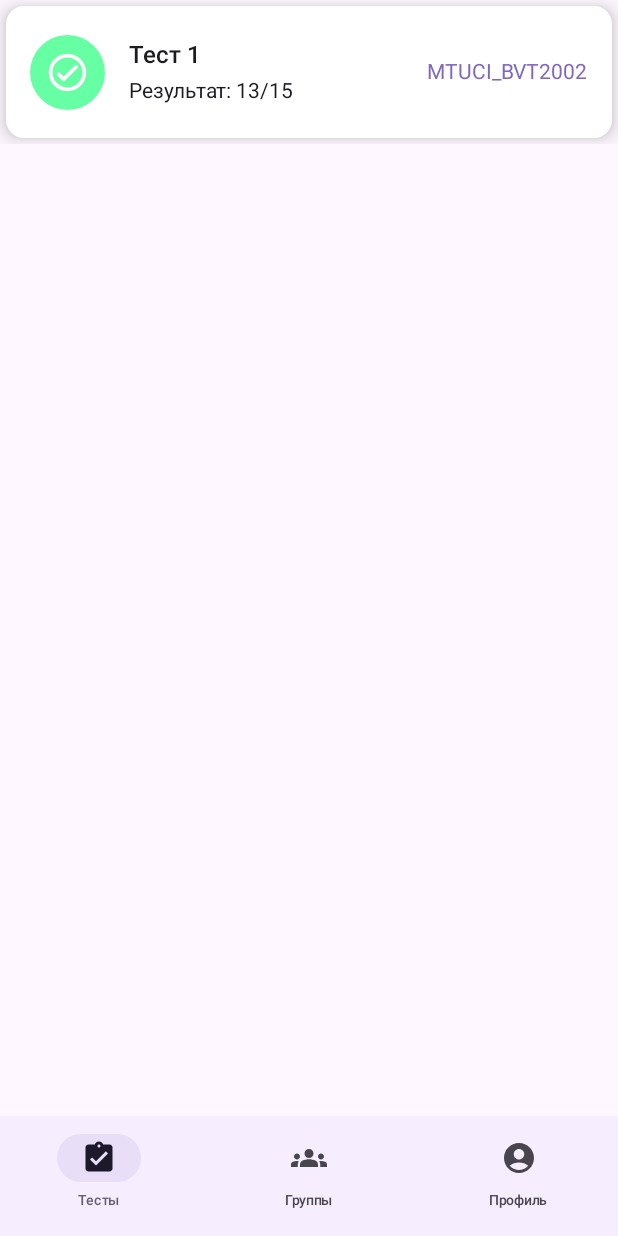
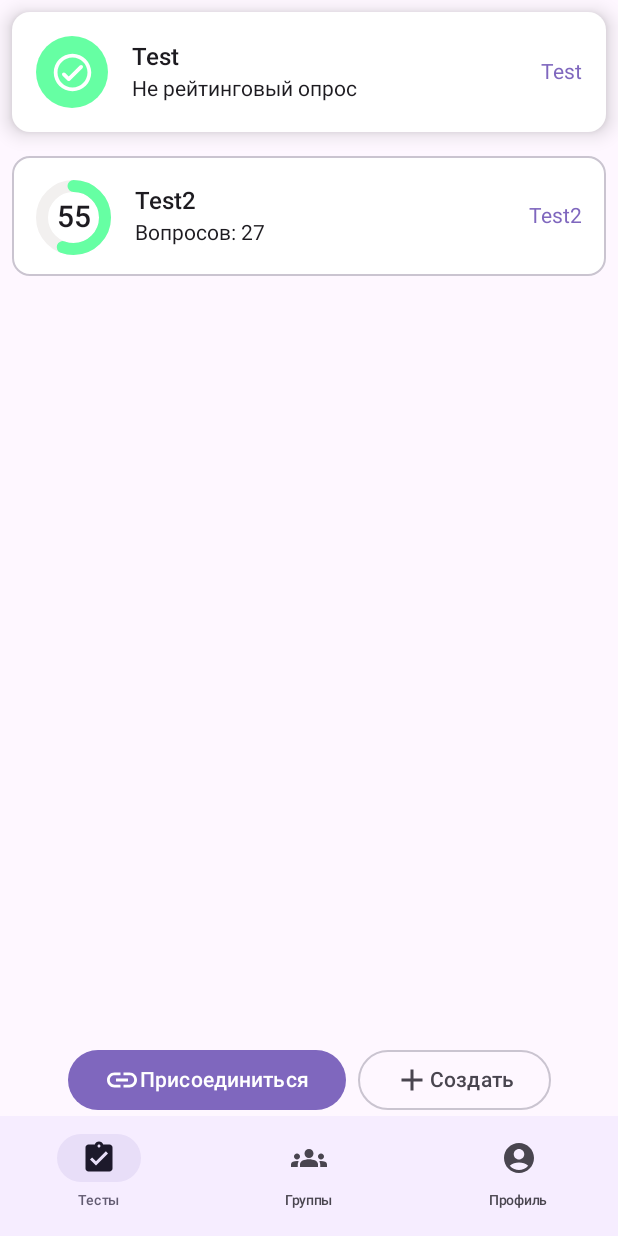
Before and after one commit to d1agnozzz/WS_QuizShare_App, an Android app built with Jetpack Compose: the screen it shows after launch (MainActivity), on a phone screen of 412 x 824 dp. Run offline under Robolectric (Android 15) with nearby library versions, the phone set to English and light mode, and no system bars; our stand-ins replace Dagger/Hilt's generated code, accompanist.

Commit message:
quiz screen ui improvements

```diff
--- a/app/src/main/AndroidManifest.xml
+++ b/app/src/main/AndroidManifest.xml
@@ -1,7 +1,6 @@
 <?xml version="1.0" encoding="utf-8"?>
 <manifest xmlns:android="http://schemas.android.com/apk/res/android"
-    xmlns:tools="http://schemas.android.com/tools"
-    package="com.insanedev.quizshare">
+    xmlns:tools="http://schemas.android.com/tools">
 
     <uses-permission android:name="android.permission.INTERNET" />
     <uses-permission android:name="android.permission.ACCESS_NETWORK_STATE" />
--- a/app/src/main/java/com/insanedev/quizshare/ui/screens/main/BottomNavGraph.kt
+++ b/app/src/main/java/com/insanedev/quizshare/navigation/BottomNavGraph.kt
@@ -4,6 +4,7 @@ import androidx.compose.runtime.Composable
 import androidx.navigation.NavHostController
 import androidx.navigation.compose.NavHost
 import androidx.navigation.compose.composable
+import com.insanedev.quizshare.ui.components.BottomNavItem
 
 @Composable
 fun NavigationGraph(navController: NavHostController) {
--- a/app/src/main/java/com/insanedev/quizshare/ui/screens/main/BottomNavComposable.kt
+++ b/app/src/main/java/com/insanedev/quizshare/ui/components/BottomNavComposable.kt
@@ -1,4 +1,4 @@
-package com.insanedev.quizshare.ui.screens.main
+package com.insanedev.quizshare.ui.components
 
 import androidx.compose.material3.Icon
 import androidx.compose.material3.NavigationBar
--- a/app/src/main/java/com/insanedev/quizshare/ui/screens/main/BottomNavItem.kt
+++ b/app/src/main/java/com/insanedev/quizshare/ui/components/BottomNavItem.kt
@@ -1,4 +1,4 @@
-package com.insanedev.quizshare.ui.screens.main
+package com.insanedev.quizshare.ui.components
 
 import androidx.compose.material.icons.Icons
 import androidx.compose.material.icons.filled.AccountCircle
--- /dev/null
+++ b/app/src/main/java/com/insanedev/quizshare/ui/components/QuizCardCompleted.kt
@@ -0,0 +1,78 @@
+package com.insanedev.quizshare.ui.components
+
+import androidx.compose.foundation.layout.*
+import androidx.compose.material.icons.Icons
+import androidx.compose.material.icons.rounded.CheckCircleOutline
+import androidx.compose.material3.CardDefaults
+import androidx.compose.material3.ElevatedCard
+import androidx.compose.material3.Text
+import androidx.compose.runtime.Composable
+import androidx.compose.ui.Alignment
+import androidx.compose.ui.Modifier
+import androidx.compose.ui.graphics.Color
+import androidx.compose.ui.res.stringResource
+import androidx.compose.ui.text.font.FontWeight
+import androidx.compose.ui.unit.dp
+import androidx.compose.ui.unit.sp
+import com.insanedev.quizshare.R
+import com.insanedev.quizshare.ui.theme.AppTheme
+
+@Composable
+fun QuizCardCompleted(
+    title: String,
+    group: String?,
+    quizType: QuizType
+) {
+    ElevatedCard(
+        modifier = Modifier
+            .height(96.dp)
+            .padding(8.dp)
+            .fillMaxWidth(),
+        elevation = CardDefaults.cardElevation(8.dp),
+        colors = CardDefaults.cardColors(containerColor = Color.White)
+    ) {
+        Row(
+            modifier = Modifier.padding(16.dp),
+            verticalAlignment = Alignment.CenterVertically
+        ) {
+            CircleWithIcon(
+                imageVector = Icons.Rounded.CheckCircleOutline,
+                modifier = Modifier.height(50.dp)
+            )
+            Spacer(modifier = Modifier.width(16.dp))
+            Column(
+                modifier = Modifier.fillMaxHeight(),
+                verticalArrangement = Arrangement.SpaceEvenly
+            ) {
+                Text(
+                    text = title,
+                    fontSize = 16.sp,
+                    fontWeight = FontWeight.Medium
+                )
+
+
+                Text(
+                    text = when (quizType) {
+                        is QuizType.Test -> stringResource(R.string.result) + "${quizType.correctQuestions}/${quizType.totalQuestions}"
+                        is QuizType.Quiz -> stringResource(R.string.not_rating_quiz)
+                    },
+                    fontSize = 14.sp,
+                    fontWeight = FontWeight.Normal
+                )
+            }
+            Spacer(modifier = Modifier.weight(1f))
+            Text(
+                text = group ?: "",
+                fontSize = 14.sp,
+                color = AppTheme.colors.primaryAccent
+            )
+        }
+
+    }
+}
+
+//@Preview
+//@Composable
+//fun QuizCardCompletedPreview() {
+//    QuizCardCompleted(title = "", group = "", quizType = QuizType.Quiz)
+//}
--- a/app/src/main/java/com/insanedev/quizshare/ui/components/GroupCard.kt
+++ b/app/src/main/java/com/insanedev/quizshare/ui/components/QuizCardInProgress.kt
@@ -1,40 +1,45 @@
 package com.insanedev.quizshare.ui.components
 
-import androidx.compose.foundation.clickable
 import androidx.compose.foundation.layout.*
-import androidx.compose.material.icons.Icons
-import androidx.compose.material.icons.outlined.Info
-import androidx.compose.material3.Icon
+import androidx.compose.material3.CardDefaults
 import androidx.compose.material3.OutlinedCard
 import androidx.compose.material3.Text
 import androidx.compose.runtime.Composable
 import androidx.compose.ui.Alignment
 import androidx.compose.ui.Modifier
+import androidx.compose.ui.graphics.Color
+import androidx.compose.ui.res.stringResource
 import androidx.compose.ui.text.font.FontWeight
 import androidx.compose.ui.unit.dp
 import androidx.compose.ui.unit.sp
+import com.insanedev.quizshare.R
+import com.insanedev.quizshare.ui.theme.AppTheme
 
 @Composable
-fun GroupCard(
-    groupTitle: String,
-    usersRank: Int,
-    totalRank: Int,
-    onInfoClick: () -> Unit
+fun QuizCardInProgress(
+    title: String,
+    group: String?,
+    answeredQuestions: Int,
+    totalQuestions: Int,
 
-) {
+    ) {
     OutlinedCard(
         modifier = Modifier
             .height(96.dp)
-            .padding(4.dp)
-            .fillMaxWidth()
+            .padding(8.dp)
+            .fillMaxWidth(),
+//                   elevation = CardDefaults.cardElevation(8.dp),
+        colors = CardDefaults.cardColors(containerColor = Color.White)
     ) {
         Row(
             modifier = Modifier.padding(16.dp),
             verticalAlignment = Alignment.CenterVertically
         ) {
-            CircleWithLetter(
-                letter = groupTitle[0],
-                modifier = Modifier.height(50.dp)
+            StatisticCircle(
+                progress = answeredQuestions.toFloat() / totalQuestions,
+                size = 50.dp,
+                strokeWidth = 8.dp,
+                innerContent = "${((answeredQuestions.toFloat() / totalQuestions) * 100).toInt()}"
             )
             Spacer(modifier = Modifier.width(16.dp))
             Column(
@@ -42,20 +47,21 @@ fun GroupCard(
                 verticalArrangement = Arrangement.SpaceEvenly
             ) {
                 Text(
-                    text = groupTitle,
+                    text = title,
                     fontSize = 16.sp,
                     fontWeight = FontWeight.Medium
                 )
                 Text(
-                    text = "Место в рейтинге: $usersRank/$totalRank",
+                    text = stringResource(id = R.string.total_questions) + "$totalQuestions",
                     fontSize = 14.sp,
                     fontWeight = FontWeight.Normal
                 )
             }
             Spacer(modifier = Modifier.weight(1f))
-            Icon(
-                Icons.Outlined.Info, contentDescription = "Info",
-                modifier = Modifier.clickable{onInfoClick.invoke()}
+            Text(
+                text = group ?: "",
+                fontSize = 14.sp,
+                color = AppTheme.colors.primaryAccent
             )
         }
     }
--- /dev/null
+++ b/app/src/main/java/com/insanedev/quizshare/ui/components/QuizType.kt
@@ -0,0 +1,6 @@
+package com.insanedev.quizshare.ui.components
+
+sealed class QuizType {
+    object Quiz : QuizType()
+    data class Test(val correctQuestions: Int, val totalQuestions: Int) : QuizType()
+}
--- a/app/src/main/java/com/insanedev/quizshare/ui/components/StatisticCircle.kt
+++ b/app/src/main/java/com/insanedev/quizshare/ui/components/StatisticCircle.kt
@@ -39,7 +39,7 @@ fun StatisticCircle(
         )
         Text(
             text = innerContent,
-            fontSize = 48.sp,
+            fontSize = (size.value/2.5).sp,
             fontWeight = FontWeight.Medium,
             modifier = Modifier.align(Alignment.Center)
         )
--- a/app/src/main/java/com/insanedev/quizshare/ui/screens/main/BottomNavContentScreens.kt
+++ b/app/src/main/java/com/insanedev/quizshare/ui/screens/main/BottomNavContentScreens.kt
@@ -1,3 +1,4 @@
+
 package com.insanedev.quizshare.ui.screens.main
 
 import androidx.compose.foundation.Image
@@ -6,9 +7,9 @@ import androidx.compose.foundation.lazy.LazyColumn
 import androidx.compose.foundation.shape.CircleShape
 import androidx.compose.material.icons.Icons
 import androidx.compose.material.icons.filled.Add
+import androidx.compose.material.icons.filled.Link
 import androidx.compose.material.icons.outlined.Edit
 import androidx.compose.material.icons.outlined.Settings
-import androidx.compose.material.icons.rounded.CheckCircleOutline
 import androidx.compose.material3.*
 import androidx.compose.runtime.Composable
 import androidx.compose.ui.Alignment
@@ -18,13 +19,10 @@ import androidx.compose.ui.graphics.Color
 import androidx.compose.ui.layout.ContentScale
 import androidx.compose.ui.res.painterResource
 import androidx.compose.ui.res.stringResource
-import androidx.compose.ui.text.font.FontWeight
 import androidx.compose.ui.unit.dp
 import androidx.compose.ui.unit.sp
 import com.insanedev.quizshare.R
-import com.insanedev.quizshare.ui.components.CircleWithIcon
-import com.insanedev.quizshare.ui.components.GroupCard
-import com.insanedev.quizshare.ui.components.StatisticCircle
+import com.insanedev.quizshare.ui.components.*
 import com.insanedev.quizshare.ui.theme.AppTheme
 
 @Composable
@@ -107,7 +105,6 @@ fun GroupsScreen() {
         LazyColumn(Modifier.weight(1f)) {
             item {
                 GroupCard(groupTitle = "MTUCI_BVT2003", usersRank = 2, totalRank = 28) {
-
                 }
             }
         }
@@ -147,51 +144,50 @@ fun GroupsScreen() {
 fun QuizzesScreen() {
     Column(
         modifier = Modifier
-            .fillMaxSize()
+            .fillMaxSize(),
+        horizontalAlignment = Alignment.CenterHorizontally
     ) {
-       LazyColumn {
-           item{
-               ElevatedCard(
-                   modifier = Modifier
-                       .height(96.dp)
-                       .padding(4.dp)
-                       .fillMaxWidth(),
-                   elevation = CardDefaults.cardElevation(8.dp),
-                   colors = CardDefaults.cardColors(containerColor = Color.White)
+       LazyColumn(modifier = Modifier.weight(1f)) {
+           item {
+               QuizCardCompleted(title = "Test", group = "Test", quizType = QuizType.Quiz)
+           }
+           item {
+               QuizCardInProgress(title = "Test2", group = "Test2", answeredQuestions = 15, totalQuestions = 27)
+           }
+       }
+        Row {
+            FilledTonalButton(
+                colors = ButtonDefaults.filledTonalButtonColors(
+                    containerColor = AppTheme.colors.primaryAccent
+                ),
+//                modifier = Modifier.width(128.dp),
+                onClick = { /*TODO*/ }
             ) {
-                   Row(
-                       modifier = Modifier.padding(16.dp),
-                       verticalAlignment = Alignment.CenterVertically
-                   ) {
-                       CircleWithIcon(
-                           imageVector = Icons.Rounded.CheckCircleOutline,
-                           modifier = Modifier.height(50.dp)
-                       )
-                       Spacer(modifier = Modifier.width(16.dp))
-                       Column(
-                           modifier = Modifier.fillMaxHeight(),
-                           verticalArrangement = Arrangement.SpaceEvenly
-                       ) {
-                           Text(
-                               text = "Тест 1",
-                               fontSize = 16.sp,
-                               fontWeight = FontWeight.Medium
+                Icon(
+                    Icons.Default.Link,
+                    contentDescription = "Join",
+                    tint = Color.White
                 )
                 Text(
-                               text = "Результат: 13/15",
-                               fontSize = 14.sp,
-                               fontWeight = FontWeight.Normal
+                    text = stringResource(id = R.string.join_quiz),
+                    color = Color.White
                 )
             }
-                       Spacer(modifier = Modifier.weight(1f))
+            Spacer(modifier = Modifier.width(8.dp))
+            OutlinedButton(
+//                modifier = Modifier.width(128.dp),
+                onClick = { /*TODO*/ }
+            ) {
+                Icon(
+                    Icons.Default.Add,
+                    contentDescription = "",
+                    tint = AppTheme.colors.secondaryText
+                )
                 Text(
-                           text = "MTUCI_BVT2002",
-                           fontSize = 14.sp,
-                           color = AppTheme.colors.primaryAccent
+                    text = stringResource(id = R.string.create_quiz),
+                    color = AppTheme.colors.secondaryText
                 )
             }
         }
     }
 }
-    }
-}
--- a/app/src/main/java/com/insanedev/quizshare/ui/screens/main/MainScreen.kt
+++ b/app/src/main/java/com/insanedev/quizshare/ui/screens/main/MainScreen.kt
@@ -11,7 +11,7 @@ import androidx.compose.ui.Alignment
 import androidx.compose.ui.Modifier
 import androidx.compose.ui.unit.sp
 import androidx.navigation.compose.rememberNavController
-import com.insanedev.quizshare.ui.screens.main.BottomNavigationComposable
+import com.insanedev.quizshare.ui.components.BottomNavigationComposable
 import com.insanedev.quizshare.ui.screens.main.NavigationGraph
 
 @OptIn(ExperimentalMaterial3Api::class)
--- a/app/src/main/res/values/strings.xml
+++ b/app/src/main/res/values/strings.xml
@@ -20,4 +20,9 @@
     <string name="correctness_percentage">% правильных ответов</string>
     <string name="join_group">Вступить</string>
     <string name="create_group">Создать</string>
+    <string name="join_quiz">Присоединиться</string>
+    <string name="create_quiz">Создать</string>
+    <string name="result">"Результат: "</string>
+    <string name="not_rating_quiz">Не рейтинговый опрос</string>
+    <string name="total_questions">"Вопросов: "</string>
 </resources>
--- a/build.gradle
+++ b/build.gradle
@@ -4,12 +4,12 @@ buildscript {
     }
     dependencies {
         classpath "org.jetbrains.kotlin:kotlin-serialization:1.7.10"
-        classpath 'com.google.dagger:hilt-android-gradle-plugin:2.38.1'
+        classpath 'com.google.dagger:hilt-android-gradle-plugin:2.40.1'
     }
 }// Top-level build file where you can add configuration options common to all sub-projects/modules.
 plugins {
-    id 'com.android.application' version '7.2.2' apply false
-    id 'com.android.library' version '7.2.2' apply false
+    id 'com.android.application' version '7.3.0' apply false
+    id 'com.android.library' version '7.3.0' apply false
     id 'org.jetbrains.kotlin.android' version '1.7.10' apply false
     id 'org.jetbrains.kotlin.plugin.serialization' version '1.7.10'
 }
```
Also changed, not shown: app/build.gradle (+23 -2 lines), app/src/main/java/com/insanedev/quizshare/ui/screens/main/create_quiz/CreateQuizScreen.kt (added, +8 -0 lines). Lines whose indentation alone changed are shown as unchanged.
